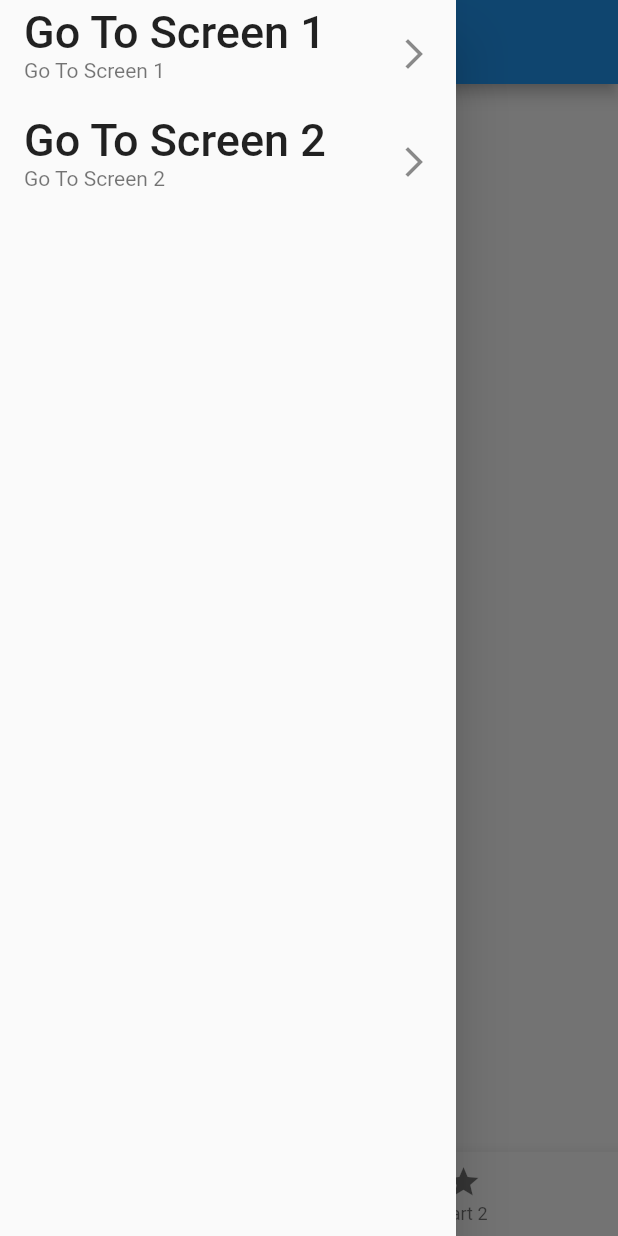
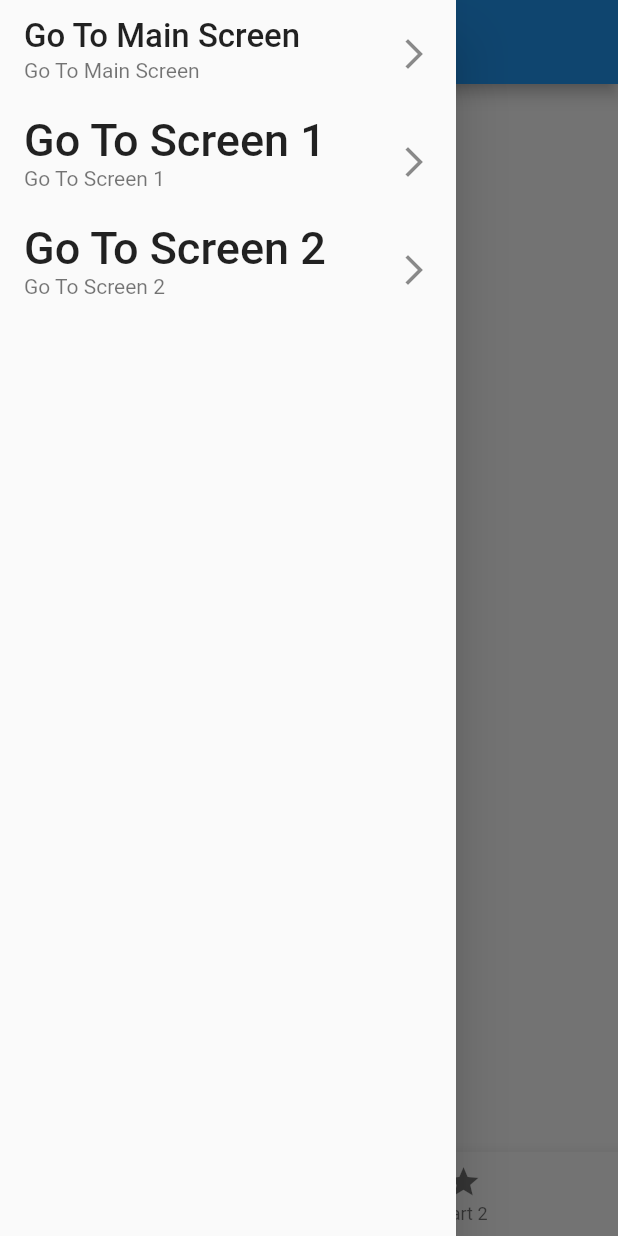
Before and after one commit to mortadha1144/layouts_in_flouter, a Flutter app: the screen it shows after launch, with the side drawer open, on a phone screen of 412 x 824 dp. Run offline on Flutter 3.47's test engine with Material 2 defaults, Android fonts, the phone set to English and light mode, and no system bars.

Commit message:
lesson 36

```diff
--- a/lib/Multi_Screens/drawer.dart
+++ b/lib/Multi_Screens/drawer.dart
@@ -0,0 +1,73 @@
+import 'package:flutter/material.dart';
+//import 'screen1.dart';
+//import 'screen2.dart';
+//import 'main_screen.dart';
+
+class MyDrawer extends StatelessWidget {
+  const MyDrawer({super.key,this.str=''});
+
+  final String? str;
+
+  static void selectScreen(BuildContext ctx, int n) {
+    if (n == 1) {
+      Navigator.of(ctx).pushNamed(
+        '/screen1',
+        arguments: {
+          'id': 10,
+          'title': 'info1',
+        },
+      ).then((value) => print(value));
+    } else {
+      Navigator.of(ctx).pushReplacementNamed(
+        n == 0 ? '/' : '/screen2',
+        arguments: {
+          'id': n == 1 ? 10 : 20,
+          'title': n == 1 ? 'info1' : 'info2',
+        },
+      );
+    }
+  }
+
+  @override
+  Widget build(BuildContext context) {
+    return Drawer(
+      child: ListView(
+        children: [
+          ListTile(
+            onTap: () => selectScreen(context, 0),
+            title: const Text(
+              'Go To Main Screen',
+              style: TextStyle(fontSize: 22.0),
+            ),
+            subtitle: const Text(
+              'Go To Main Screen',
+            ),
+            trailing: const Icon(Icons.arrow_forward_ios),
+          ),
+          ListTile(
+            onTap: () => selectScreen(context, 1),
+            title: const Text(
+              'Go To Screen 1',
+              style: TextStyle(fontSize: 30.0),
+            ),
+            subtitle: const Text(
+              'Go To Screen 1',
+            ),
+            trailing: const Icon(Icons.arrow_forward_ios),
+          ),
+          ListTile(
+            onTap: () => selectScreen(context, 2),
+            title: const Text(
+              'Go To Screen 2',
+              style: TextStyle(fontSize: 30.0),
+            ),
+            subtitle: const Text(
+              'Go To Screen 2',
+            ),
+            trailing: const Icon(Icons.arrow_forward_ios),
+          ),
+        ],
+      ),
+    );
+  }
+}
--- a/lib/Multi_Screens/main_screen.dart
+++ b/lib/Multi_Screens/main_screen.dart
@@ -1,6 +1,5 @@
-import 'dart:math';
-
 import 'package:flutter/material.dart';
+import 'package:layouts_in_flouter/Multi_Screens/drawer.dart';
 import 'package:layouts_in_flouter/Multi_Screens/screen1.dart';
 import 'package:layouts_in_flouter/Multi_Screens/screen2.dart';
 
@@ -30,15 +29,7 @@ class MyHomePage extends StatefulWidget {
 }
 
 class _MyHomePageState extends State<MyHomePage> {
-  void selectScreen(BuildContext ctx, int n) {
-    Navigator.of(ctx).pushNamed(
-      '/screen$n',
-      arguments: {
-        'id': n == 1 ? 10 : 20,
-        'title': n == 1 ? 'info1' : 'info2',
-      },
-    );
-  }
+
 
   final List<Map<String, Object>> _pages = [
     {
@@ -91,34 +82,7 @@ class _MyHomePageState extends State<MyHomePage> {
             ),
           ],
         ),
-        drawer: Drawer(
-          child: ListView(
-            children: [
-              ListTile(
-                onTap: () => selectScreen(context, 1),
-                title: const Text(
-                  'Go To Screen 1',
-                  style: TextStyle(fontSize: 30.0),
-                ),
-                subtitle: const Text(
-                  'Go To Screen 1',
-                ),
-                trailing: const Icon(Icons.arrow_forward_ios),
-              ),
-              ListTile(
-                onTap: () => selectScreen(context, 2),
-                title: const Text(
-                  'Go To Screen 2',
-                  style: TextStyle(fontSize: 30.0),
-                ),
-                subtitle: const Text(
-                  'Go To Screen 2',
-                ),
-                trailing: const Icon(Icons.arrow_forward_ios),
-              ),
-            ],
-          ),
-        ),
+        drawer: const MyDrawer(),
       ),
     );
   }
--- a/lib/main.dart
+++ b/lib/main.dart
@@ -1,10 +1,8 @@
 import 'package:flutter/material.dart';
-import 'package:layouts_in_flouter/Multi_Screens/lesson_four.dart';
+//import 'package:layouts_in_flouter/Multi_Screens/lesson_four.dart';
 //import 'package:layouts_in_flouter/Multi_Screens/example_flutter.dart';
-import 'package:layouts_in_flouter/Multi_Screens/lesson_four.dart';
 import 'package:layouts_in_flouter/Multi_Screens/lesson_two.dart';
 import 'package:layouts_in_flouter/Multi_Screens/main_screen.dart';
-//import 'package:layouts_in_flouter/Tab/tabbar_flutter.dart';
 //import 'package:layouts_in_flouter/todo_app/home_page.dart';
 //import 'package:layouts_in_flouter/managing_state.dart';
 //import 'package:layouts_in_flouter/card_and_stack.dart';
```
Also changed, not shown: lib/Multi_Screens/screen1.dart (+9 -31 lines), lib/Multi_Screens/screen2.dart (+5 -32 lines).
